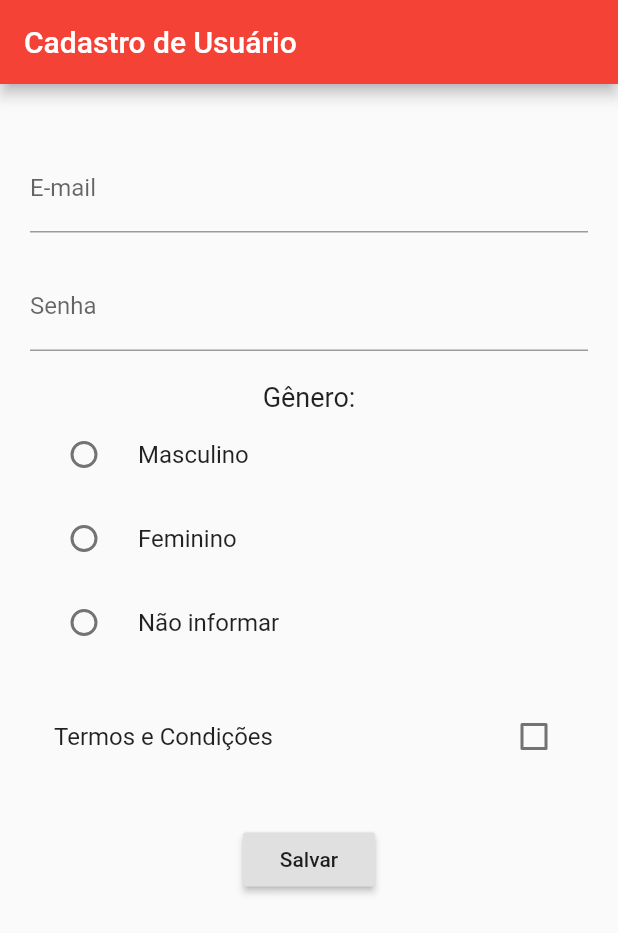
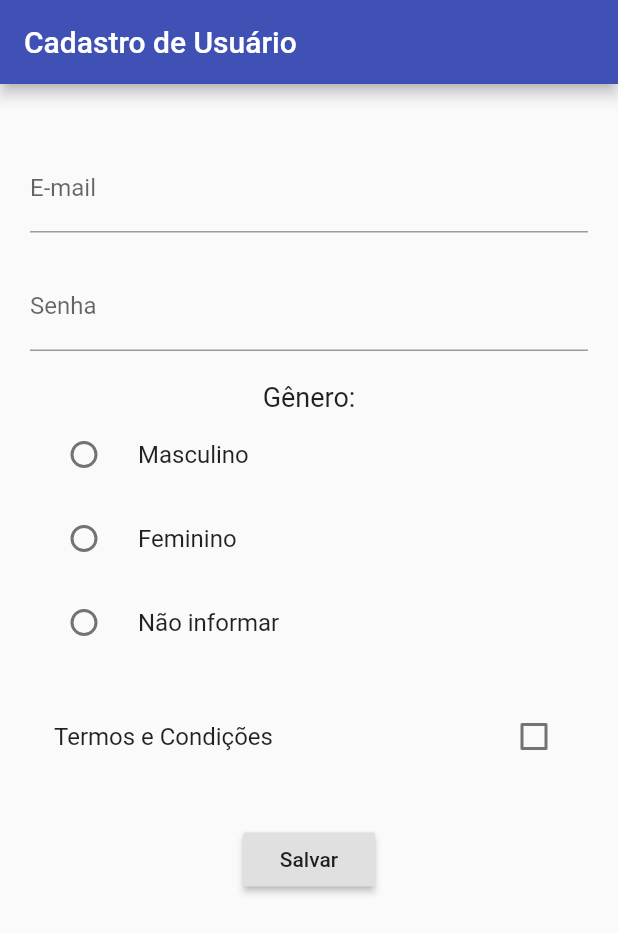
Before and after one commit to MichaelDeMatos/AtividadeAvaliativaFlutter, a Flutter app: the screen it shows after launch, on a phone screen of 412 x 824 dp. Shown: the top 933 px of the screen. Run offline on Flutter 3.47's test engine with Material 2 defaults, Android fonts, the phone set to English and light mode, and no system bars.

Commit message:
Mudança na cor do app

```diff
--- a/lib/main.dart
+++ b/lib/main.dart
@@ -9,7 +9,7 @@ class MyApp extends StatelessWidget {
       debugShowCheckedModeBanner: false,
       title: 'Cadastro de Usuário',
       theme: ThemeData(
-        primarySwatch: Colors.red,
+        primarySwatch: Colors.indigo,
       ),
       home: MyHomePage(title: 'Cadastro de Usuário'),
     );
```
